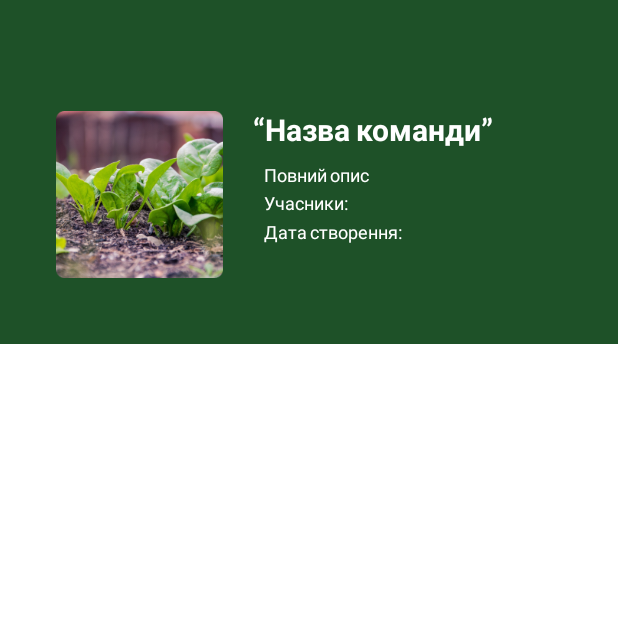
After one commit to marfushhaaa/NewEcoYouSocialMedia, an Android app: the TeamProfileActivity screen opened directly, with no data from a screen before it, on a phone screen of 412 x 824 dp, the top half of it. The commit adds this screen. Run offline under Robolectric (Android 15) with nearby library versions, the phone set to English and light mode, and no system bars; our stand-ins replace Firebase (no records; nobody signed in at launch, a user with empty details on screens opened directly); 1 statement that could not run was skipped.

Commit message:
feat: make a team profile screen
I made a team profile screen and connected it with database

```diff
--- a/app/src/main/AndroidManifest.xml
+++ b/app/src/main/AndroidManifest.xml
@@ -35,6 +35,9 @@
         <activity android:name=".CreateTeamActivity"
             android:screenOrientation="portrait"
             />
+        <activity android:name=".TeamProfileActivity"
+            android:screenOrientation="portrait"
+            />
     </application>
 
 
--- a/app/src/main/java/socialmedia/prosperity/newecosocialmedia/SearchTeamActivity.java
+++ b/app/src/main/java/socialmedia/prosperity/newecosocialmedia/SearchTeamActivity.java
@@ -71,9 +71,10 @@ public class SearchTeamActivity extends AppCompatActivity implements View.OnClic
                         holder. joinButton.setOnClickListener(new View.OnClickListener() {
                             @Override
                             public void onClick(View v) {
-                                String unique_team_id = getRef(position).getKey();
-                                Log.d("brainfuck", "Click" + unique_team_id);
-                                Intent intent = new Intent(SearchTeamActivity.this,  SplashScreen.class);
+                                String team_id = getRef(position).getKey();
+                                Log.d("brainfuck", "Click" + team_id);
+                                Intent intent = new Intent(SearchTeamActivity.this,  TeamProfileActivity.class);
+                                intent.putExtra("team_id", team_id);
                                 startActivity(intent);
                                 overridePendingTransition(R.anim.fade_in, R.anim.fade_out);
                                 finish();
--- a/app/src/main/java/socialmedia/prosperity/newecosocialmedia/SignUpActivity.java
+++ b/app/src/main/java/socialmedia/prosperity/newecosocialmedia/SignUpActivity.java
@@ -74,7 +74,6 @@ public class SignUpActivity extends AppCompatActivity implements View.OnClickLis
         personIcon = findViewById(R.id.personImage);
         addPhotoIcon.setOnClickListener(this);
 
-        StorageReference profileRef = storageReference.child("users/"+ mAuth.getCurrentUser() + "/profile_image");
         String user_id = mAuth.getCurrentUser().getUid();
     }
 
--- /dev/null
+++ b/app/src/main/java/socialmedia/prosperity/newecosocialmedia/TeamProfileActivity.java
@@ -0,0 +1,78 @@
+package socialmedia.prosperity.newecosocialmedia;
+
+import android.os.Bundle;
+import android.view.View;
+import android.widget.ImageView;
+import android.widget.TextView;
+
+import androidx.annotation.NonNull;
+import androidx.annotation.Nullable;
+import androidx.appcompat.app.AppCompatActivity;
+
+import com.google.firebase.auth.FirebaseAuth;
+import com.google.firebase.database.DataSnapshot;
+import com.google.firebase.database.DatabaseError;
+import com.google.firebase.database.DatabaseReference;
+import com.google.firebase.database.FirebaseDatabase;
+import com.google.firebase.database.ValueEventListener;
+
+public class TeamProfileActivity extends AppCompatActivity implements View.OnClickListener {
+    TextView name, bio, dateOfCreation, members;
+    ImageView teamPhoto;
+    DatabaseReference database;
+    FirebaseDatabase firebaseDatabase;
+    String receiverTeamId;
+    FirebaseAuth mAuth;
+
+    @Override
+    protected void onCreate(@Nullable Bundle savedInstanceState) {
+        super.onCreate(savedInstanceState);
+        setContentView(R.layout.team_profile_screen);
+
+        name = findViewById(R.id.team_name_teamprofile);
+        bio = findViewById(R.id.team_bio_teamprofile);
+        dateOfCreation = findViewById(R.id.team_dateofcreation_teamprofile);
+        members = findViewById(R.id.team_members_teamprofile);
+
+        //team id that he has chosen
+        receiverTeamId =getIntent().getExtras().get("team_id").toString();
+
+        database = FirebaseDatabase.getInstance().getReference().child("Teams");
+        receivedTeamInfo();
+
+        mAuth = FirebaseAuth.getInstance();
+
+    }
+
+    public void receivedTeamInfo(){
+        database.child(receiverTeamId).addValueEventListener(new ValueEventListener() {
+            @Override
+            public void onDataChange(@NonNull DataSnapshot snapshot) {
+                if(snapshot.exists() && snapshot.hasChild("name")){
+                    String team_name = snapshot.child("name").getValue().toString();
+                    name.setText("“" + team_name + "”");
+                    String team_bio = snapshot.child("bio").getValue().toString();
+                    bio.setText(team_bio);
+                    String team_members = snapshot.child("membernumber").getValue().toString();
+                    members.setText("Учасники" + team_members);
+                    String team_dateCreation = snapshot.child("dateCreated").getValue().toString();
+                    dateOfCreation.setText("Дата створення: " + team_dateCreation);
+
+                    FirebaseDatabase.getInstance().getReference("Users/" + FirebaseAuth.getInstance().getCurrentUser().getUid())
+                            .child("team")
+                            .setValue(receiverTeamId);
+                }
+            }
+
+            @Override
+            public void onCancelled(@NonNull DatabaseError error) {
+
+            }
+        });
+    }
+
+    @Override
+    public void onClick(View view) {
+
+    }
+}
--- a/app/src/main/java/socialmedia/prosperity/newecosocialmedia/User.java
+++ b/app/src/main/java/socialmedia/prosperity/newecosocialmedia/User.java
@@ -2,7 +2,20 @@ package socialmedia.prosperity.newecosocialmedia;
 
 public class User {
 
-    public String name, nickname, email, bio;
+    public String name;
+    public String nickname;
+    public String email;
+    public String bio;
+
+    public String getTeam_path() {
+        return team_path;
+    }
+
+    public void setTeam_path(String team_path) {
+        this.team_path = team_path;
+    }
+
+    public String team_path;
 
     public String getName() {
         return name;
--- a/app/src/main/res/layout/splash_screen.xml
+++ b/app/src/main/res/layout/splash_screen.xml
@@ -121,8 +121,8 @@
         android:layout_height="26dp"
         android:layout_alignParentLeft="true"
         android:layout_alignParentTop="true"
-        android:layout_marginTop="8dp"
-        android:layout_marginBottom="7dp"
+        android:layout_marginTop="9dp"
+        android:layout_marginBottom="6dp"
         android:fontFamily="@font/lato_regular"
         android:gravity="top"
         android:text="Реєстрація"
--- /dev/null
+++ b/app/src/main/res/layout/team_profile_screen.xml
@@ -0,0 +1,119 @@
+<?xml version="1.0" encoding="utf-8"?>
+<RelativeLayout xmlns:android="http://schemas.android.com/apk/res/android"
+    xmlns:app="http://schemas.android.com/apk/res-auto"
+    xmlns:tools="http://schemas.android.com/tools"
+    android:layout_width="match_parent"
+    android:layout_height="match_parent"
+    android:background="@color/white">
+
+    <ScrollView
+        android:id="@+id/scroll_view_teamposts"
+        android:layout_width="match_parent"
+        android:layout_height="413dp"
+        android:layout_below="@+id/imageView4"
+        android:layout_marginTop="0dp"
+        android:layout_marginBottom="2dp"
+        app:layout_constraintBottom_toBottomOf="parent"
+        app:layout_constraintEnd_toEndOf="parent"
+        app:layout_constraintStart_toStartOf="parent">
+
+        <RelativeLayout
+            android:layout_width="match_parent"
+            android:layout_height="wrap_content"
+            android:orientation="vertical">
+
+            <androidx.recyclerview.widget.RecyclerView
+                android:id="@+id/recycler_view_teamposts"
+                android:layout_width="match_parent"
+                android:layout_height="match_parent" />
+        </RelativeLayout>
+    </ScrollView>
+
+    <ImageView
+        android:id="@+id/imageView4"
+        android:layout_width="444dp"
+        android:layout_height="229dp"
+        android:layout_alignParentStart="true"
+        android:layout_alignParentTop="true"
+        android:layout_alignParentEnd="true"
+        android:layout_marginStart="0dp"
+        android:layout_marginTop="0dp"
+        android:layout_marginEnd="0dp"
+        app:srcCompat="@drawable/block_background" />
+
+    <LinearLayout
+        android:layout_width="match_parent"
+        android:layout_height="match_parent"
+        android:orientation="vertical">
+
+        <LinearLayout
+            android:layout_width="wrap_content"
+            android:layout_height="wrap_content"
+            android:layout_marginStart="37dp"
+            android:layout_marginTop="74dp"
+            android:orientation="horizontal">
+
+            <ImageView
+                android:id="@+id/team_image_teamprofile"
+                android:layout_width="111dp"
+                android:layout_height="111dp"
+                android:layout_weight="1"
+                app:srcCompat="@drawable/image_area" />
+
+            <LinearLayout
+                android:layout_width="230dp"
+                android:layout_height="wrap_content"
+                android:layout_marginStart="20dp"
+                android:orientation="vertical">
+
+                <TextView
+                    android:id="@+id/team_name_teamprofile"
+                    android:layout_width="wrap_content"
+                    android:layout_height="wrap_content"
+                    android:fontFamily="@font/lato_bold"
+                    android:text="“Назва команди”"
+                    android:textColor="#FFFFFF"
+                    android:textSize="20sp">
+
+                </TextView>
+
+                <TextView
+                    android:id="@+id/team_bio_teamprofile"
+                    android:layout_width="wrap_content"
+                    android:layout_height="wrap_content"
+                    android:layout_marginStart="7dp"
+                    android:layout_marginTop="10dp"
+                    android:layout_marginBottom="4dp"
+                    android:fontFamily="@font/lato_regular"
+                    android:text="Повний опис"
+                    android:textColor="#FFFFFF"
+                    android:textSize="12sp">
+
+                </TextView>
+
+                <TextView
+                    android:id="@+id/team_members_teamprofile"
+                    android:layout_width="wrap_content"
+                    android:layout_height="wrap_content"
+                    android:layout_marginStart="7dp"
+                    android:layout_marginBottom="4dp"
+                    android:fontFamily="@font/lato_regular"
+                    android:text="Учасники:"
+                    android:textColor="#FFFFFF"
+                    android:textSize="12sp" />
+
+                <TextView
+                    android:id="@+id/team_dateofcreation_teamprofile"
+                    android:layout_width="wrap_content"
+                    android:layout_height="wrap_content"
+                    android:layout_marginStart="7dp"
+                    android:fontFamily="@font/lato_regular"
+                    android:text="Дата створення:"
+                    android:textColor="#FFFFFF"
+                    android:textSize="12sp" />
+            </LinearLayout>
+        </LinearLayout>
+
+    </LinearLayout>
+
+</RelativeLayout>
```
Also changed, not shown: app/src/main/res/drawable/block_background.png (added), app/src/main/res/drawable/green_block_background.png (added), app/src/main/res/drawable/image_area.png (added).
